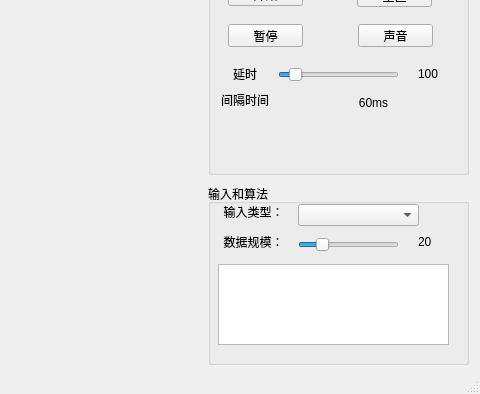
Old version of the form mainwindow.ui in the repository zxjbill/SortingAlgorithmDemo; both pictures show x 302 to 782 and y 83 to 477 of the 782 by 477 pixel window.
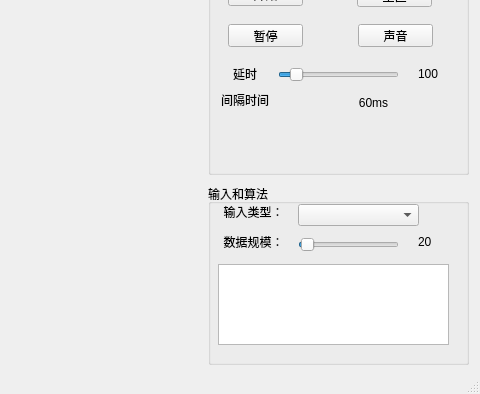
New version of the form.

The edit to the form file:
```diff
--- a/mainwindow.ui
+++ b/mainwindow.ui
@@ -136,7 +136,7 @@
       </rect>
      </property>
      <property name="minimum">
-      <number>10</number>
+      <number>1</number>
      </property>
      <property name="maximum">
       <number>1000</number>
@@ -229,7 +229,7 @@
       <number>1</number>
      </property>
      <property name="maximum">
-      <number>100</number>
+      <number>1000</number>
      </property>
      <property name="value">
       <number>20</number>
```
